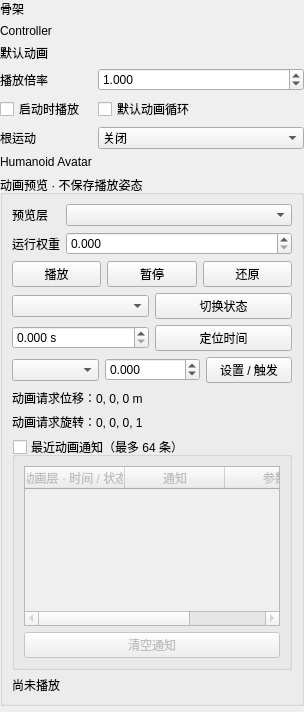
Above: GameSprout/View/InspectorUI/AnimatorComponentEditor.ui from Heroinaddicts/G-Foundation before the change. Below: the same form after it.
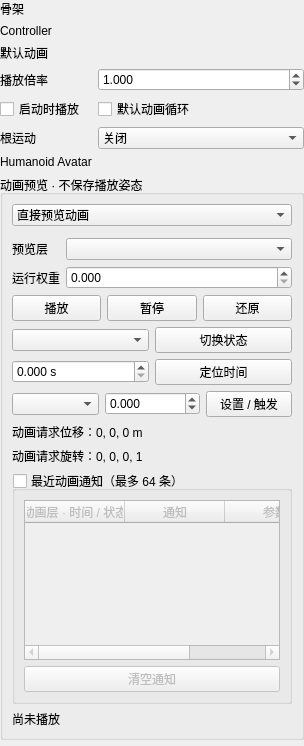
That is the form after the change. Custom widgets are drawn as their Qt base class.

Commit message: 完善 Inspector 直接动画预览控件和播放模式切换

Patch:
```diff
--- a/GameSprout/View/InspectorUI/AnimatorComponentEditor.ui
+++ b/GameSprout/View/InspectorUI/AnimatorComponentEditor.ui
@@ -135,6 +135,38 @@
      </property>
      <layout class="QVBoxLayout" name="previewLayout">
       <item>
+       <widget class="QComboBox" name="previewModeCombo">
+        <item>
+         <property name="text">
+          <string>直接预览动画</string>
+         </property>
+        </item>
+        <item>
+         <property name="text">
+          <string>Controller 预览</string>
+         </property>
+        </item>
+       </widget>
+      </item>
+      <item>
+       <widget class="AnimatorClipPreviewEditor" name="clipPreviewEditor" />
+      </item>
+      <item>
+       <widget class="QWidget" name="controllerPreviewPage">
+        <layout class="QVBoxLayout" name="controllerPreviewLayout">
+         <property name="leftMargin">
+          <number>0</number>
+         </property>
+         <property name="topMargin">
+          <number>0</number>
+         </property>
+         <property name="rightMargin">
+          <number>0</number>
+         </property>
+         <property name="bottomMargin">
+          <number>0</number>
+         </property>
+         <item>
        <layout class="QFormLayout" name="layerPreviewLayout">
         <item row="0" column="0">
          <widget class="QLabel" name="previewLayerLabel">
@@ -356,6 +388,9 @@
      </layout>
     </widget>
    </item>
+     </layout>
+    </widget>
+   </item>
    <item>
     <widget class="AnimatorIKEditor" name="ikEditor" />
    </item>
@@ -373,6 +408,11 @@
    <extends>QWidget</extends>
    <header>AnimatorIKEditor.h</header>
   </customwidget>
+  <customwidget>
+   <class>AnimatorClipPreviewEditor</class>
+   <extends>QWidget</extends>
+   <header>AnimatorClipPreviewEditor.h</header>
+  </customwidget>
  </customwidgets>
  <resources />
  <connections />
```
Left out of the diff: 2 changed lines with no effect on the pictures. Lines whose indentation alone changed are shown as unchanged. The commit also changes 7 other files.
